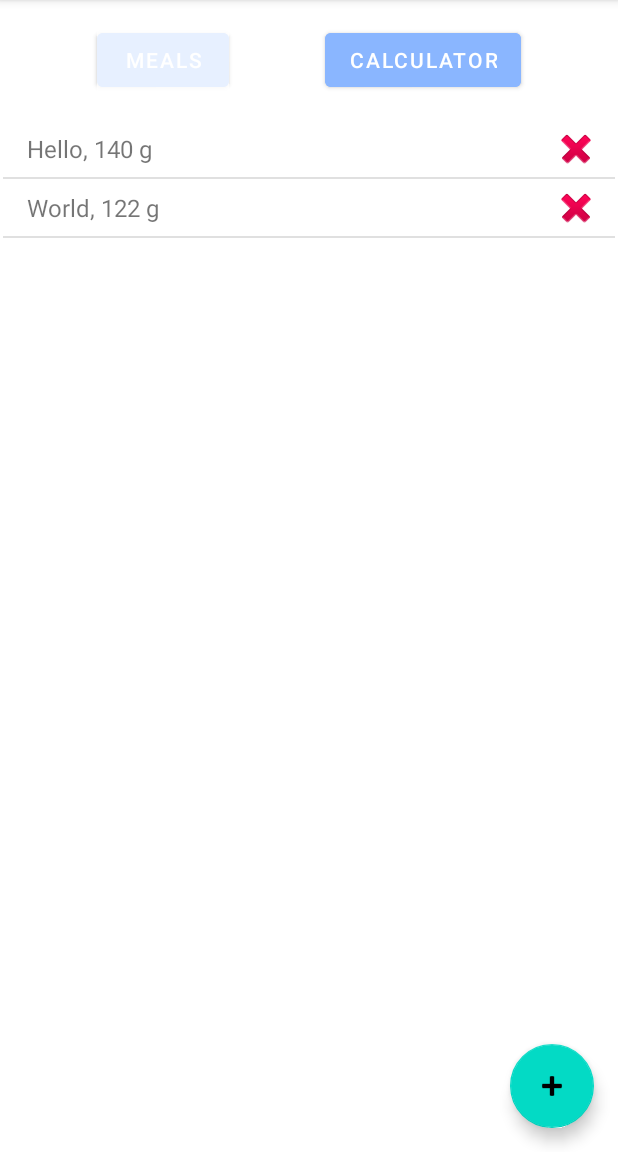
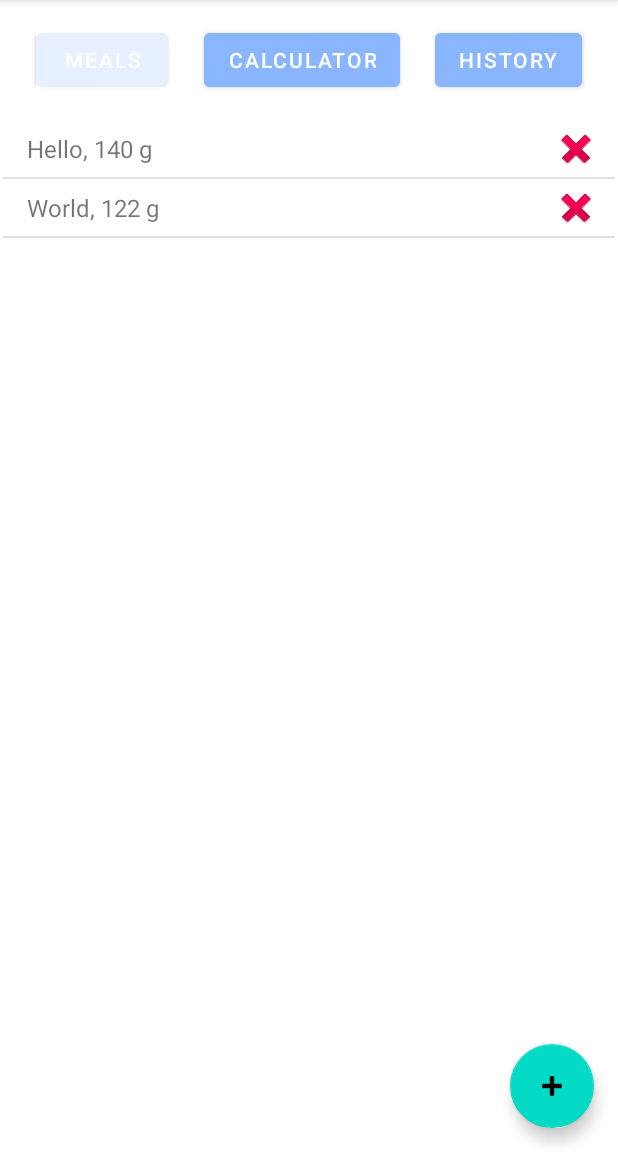
Before and after one commit to Fieldbishop/Carb-GG, an Android app: the SwipeLeft screen opened directly, with no data from a screen before it, on a phone screen of 412 x 824 dp, the part 84-1236 px from its top. Run offline under Robolectric (Android 15) with nearby library versions, the phone set to English and light mode, and no system bars; our stand-ins replace Room's generated code.

Commit message:
added history base

```diff
--- a/app/build.gradle
+++ b/app/build.gradle
@@ -40,7 +40,7 @@ dependencies {
 
     implementation "androidx.room:room-runtime:$room_version"
     annotationProcessor "androidx.room:room-compiler:$room_version"
-
+    implementation 'com.github.PhilJay:MPAndroidChart:v3.1.0'
     // optional - RxJava support for Room
     implementation "androidx.room:room-rxjava2:$room_version"
 
--- a/app/src/main/java/com/example/carbgg/SwipeLeft.java
+++ b/app/src/main/java/com/example/carbgg/SwipeLeft.java
@@ -104,8 +104,8 @@ public class SwipeLeft extends AppCompatActivity {
         Intent j = new Intent(SwipeLeft.this,MainActivity.class);
         startActivity(j);
     }
-    /*public void btnHistory(View view){
+    public void btnHistory(View view){
         Intent j = new Intent(SwipeLeft.this,SwipeRight.class);
         startActivity(j);
-    }*/
+    }
 }
--- a/app/src/main/res/layout/activity_swipe_left.xml
+++ b/app/src/main/res/layout/activity_swipe_left.xml
@@ -18,6 +18,20 @@
         tools:listitem="@layout/recyclerview_item" />
 
     <Button
+        android:id="@+id/homeScreenButton"
+        android:layout_width="wrap_content"
+        android:layout_height="wrap_content"
+        android:layout_marginTop="16dp"
+        android:backgroundTint="@color/BtnBackgroundColor"
+        android:onClick="btnCalculator"
+        android:text="@string/calculator"
+        android:textColorLink="@color/teal_200"
+        app:layout_constraintEnd_toStartOf="@+id/rightScreenButton2"
+        app:layout_constraintHorizontal_bias="0.5"
+        app:layout_constraintStart_toEndOf="@+id/leftScreenButton"
+        app:layout_constraintTop_toTopOf="parent" />
+
+    <Button
         android:id="@+id/leftScreenButton"
         android:layout_width="wrap_content"
         android:layout_height="wrap_content"
@@ -31,17 +45,16 @@
         app:layout_constraintTop_toTopOf="parent" />
 
     <Button
-        android:id="@+id/homeScreenButton"
+        android:id="@+id/rightScreenButton2"
         android:layout_width="wrap_content"
         android:layout_height="wrap_content"
         android:layout_marginTop="16dp"
         android:backgroundTint="@color/BtnBackgroundColor"
-        android:onClick="btnCalculator"
-        android:text="@string/calculator"
-        android:textColorLink="@color/teal_200"
+        android:onClick="btnHistory"
+        android:text="@string/history"
         app:layout_constraintEnd_toEndOf="parent"
         app:layout_constraintHorizontal_bias="0.5"
-        app:layout_constraintStart_toEndOf="@+id/leftScreenButton"
+        app:layout_constraintStart_toEndOf="@+id/homeScreenButton"
         app:layout_constraintTop_toTopOf="parent" />
 
     <com.google.android.material.floatingactionbutton.FloatingActionButton
--- a/build.gradle
+++ b/build.gradle
@@ -16,6 +16,7 @@ allprojects {
     repositories {
         google()
         jcenter()
+        maven { url 'https://jitpack.io' }
     }
 }
 
```
Also changed, not shown: app/src/main/java/com/example/carbgg/MainActivity.java (+4 -4 lines), app/src/main/java/com/example/carbgg/SwipeRight.java (+51 -0 lines), app/src/main/res/layout/activity_main.xml (+14 -1 lines), app/src/main/res/layout/activity_swipe_right.xml (+13 -2 lines).
